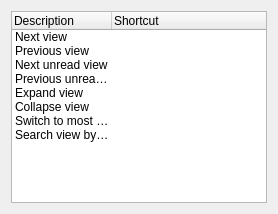
Before: the Qt Designer form src/wizard/shortcutswizardpage.ui in communi/communi-desktop, drawn with Qt 5.
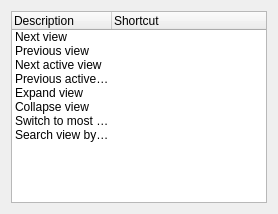
After: the same form once the commit is applied. Custom widgets are drawn as their Qt base class.

What changed in the file:
```diff
--- a/src/wizard/shortcutswizardpage.ui
+++ b/src/wizard/shortcutswizardpage.ui
@@ -60,7 +60,7 @@
      </item>
      <item>
       <property name="text">
-       <string>Next unread view</string>
+       <string>Next active view</string>
       </property>
       <property name="flags">
        <set>ItemIsSelectable|ItemIsEditable|ItemIsEnabled</set>
@@ -68,7 +68,7 @@
      </item>
      <item>
       <property name="text">
-       <string>Previous unread view</string>
+       <string>Previous active view</string>
       </property>
       <property name="flags">
        <set>ItemIsSelectable|ItemIsEditable|ItemIsEnabled</set>
```
